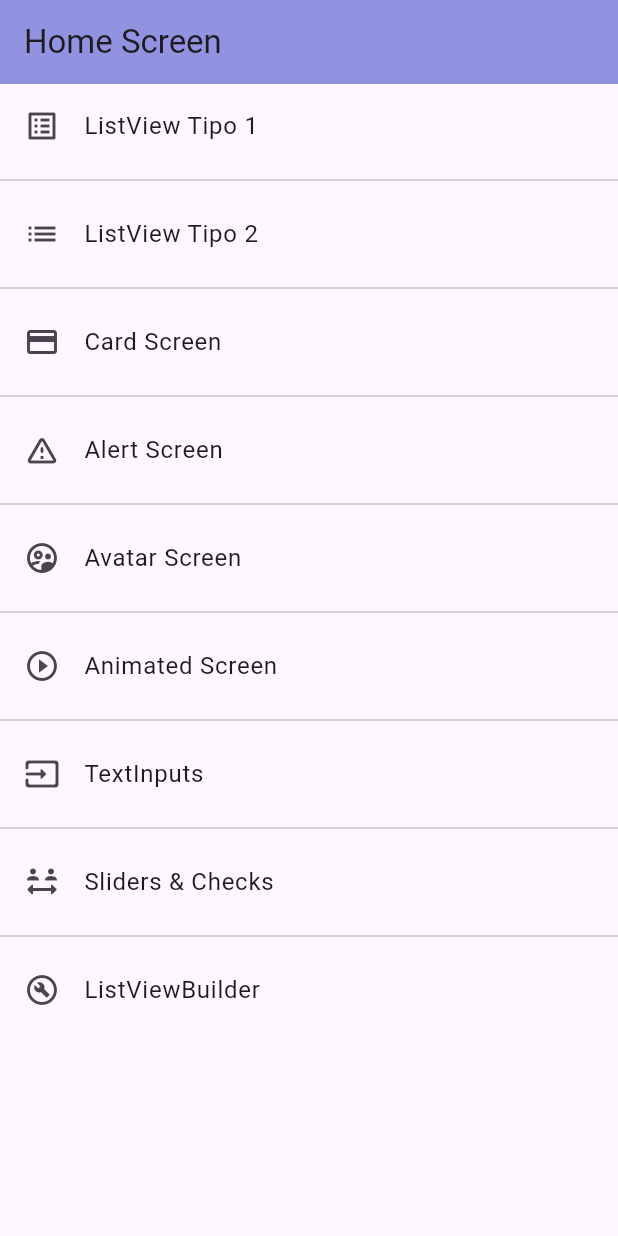
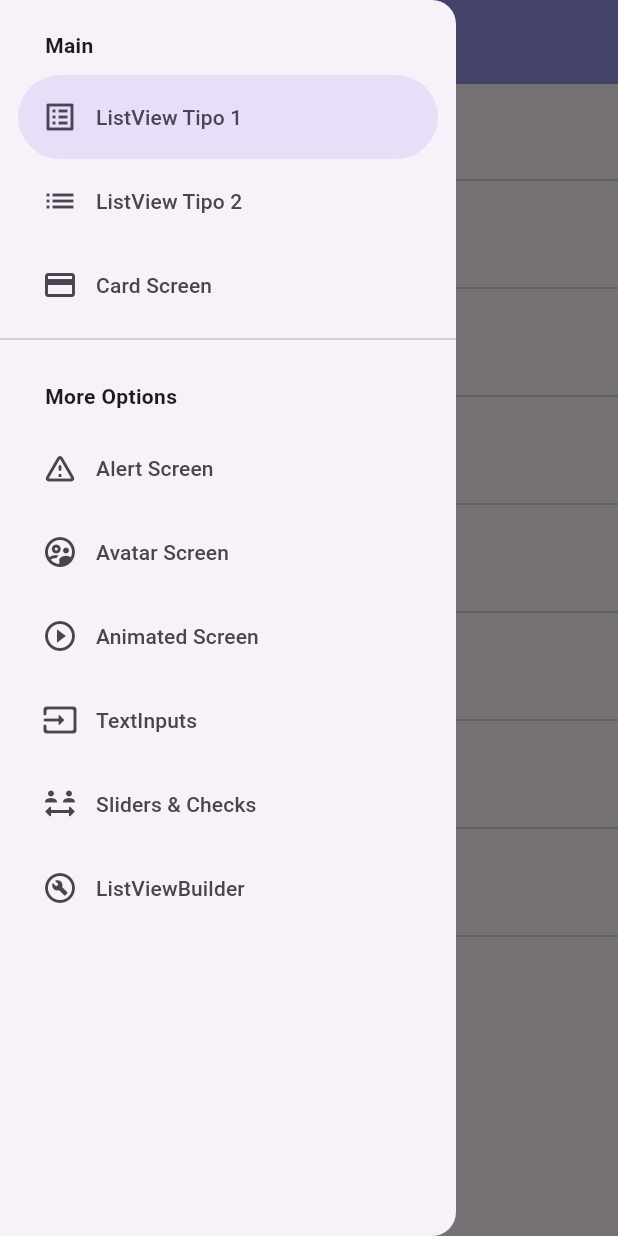
Before and after one commit to NormandoRamirezDelgado/flutter-6C, a Flutter app: the screen it shows after launch, with the side drawer open (before the commit the screen has no drawer), on a phone screen of 412 x 824 dp. Run offline on Flutter 3.47's test engine with Material 3 defaults, Android fonts, the phone set to English and light mode, and no system bars.

Commit message:
Menu Drawer

```diff
--- a/listview/lib/screens/home_screen.dart
+++ b/listview/lib/screens/home_screen.dart
@@ -1,5 +1,6 @@
 import 'package:flutter/material.dart';
 import 'package:listview/router/app_routes.dart';
+import 'package:listview/widgets/side_menu.dart';
 
 class HomeScreen extends StatelessWidget {
 
@@ -9,8 +10,11 @@ class HomeScreen extends StatelessWidget {
   Widget build(BuildContext context) {
 
     final menuOptions = AppRoutes.menuOptions;
+    final scaffoldKey = GlobalKey<ScaffoldState>();
 
     return Scaffold(
+      //Crear una referencia a Scaffold que tiene el drawer
+      key: scaffoldKey,
       appBar: AppBar(
         //backgroundColor: Colors.indigo[100],
         title: Text('Home Screen')
@@ -21,20 +25,12 @@ class HomeScreen extends StatelessWidget {
           leading: Icon(menuOptions[index].icon),
           title: Text(menuOptions[index].name),
           onTap: () {
-            //Navegación a otra pantalla
-            // final route = MaterialPageRoute(
-            //   builder: (context) => ListView1Screen()
-            // );
-
-            // Navigator.push(context, route);
-            // Navigator.pushReplacement(context, route);
-
             Navigator.pushNamed(context, menuOptions[index].route);
           },
         ),
         separatorBuilder: (context, index) => Divider(),
-
       ),
+      drawer: SideMenu(scaffoldKey: scaffoldKey),
     );
   }
 }
--- /dev/null
+++ b/listview/lib/widgets/side_menu.dart
@@ -0,0 +1,71 @@
+import 'package:flutter/material.dart';
+import 'package:listview/router/app_routes.dart';
+
+class SideMenu extends StatefulWidget {
+
+  final GlobalKey<ScaffoldState> scaffoldKey;
+
+  const SideMenu({
+    super.key,
+    required this.scaffoldKey
+  });
+
+  @override
+  State<SideMenu> createState() => _SideMenuState();
+}
+
+class _SideMenuState extends State<SideMenu> {
+
+  //Saber que opción del menú esta seleccionada.
+  int navDrawerIndex = 0;
+
+  @override
+  Widget build(BuildContext context) {
+    return NavigationDrawer(
+      selectedIndex: navDrawerIndex,
+      //Nuevo Indice que nosotros queremos
+      onDestinationSelected:(value) {
+        setState(() {
+          navDrawerIndex = value;
+        });
+        //Navegación
+        final menuItem = AppRoutes.menuOptions[value];
+        Navigator.of(context).pushNamed(menuItem.route);
+
+        //Para hacer referencia a las propiedades del StateFulWidget
+        widget.scaffoldKey.currentState?.closeDrawer();
+      },
+
+      children: [
+
+        Padding(
+          padding: const EdgeInsets.fromLTRB(30, 20, 15, 10),
+          child: Text('Main', style: TextStyle(fontWeight: FontWeight.bold),),
+        ),
+
+        ...AppRoutes.menuOptions
+        //Mostrar los 3 primeros elementos del listado
+        .sublist(0, 3)
+        .map( (item) => NavigationDrawerDestination(
+          icon: Icon(item.icon),
+          label: Text(item.name)
+        )),
+
+        Divider(),
+
+        Padding(
+          padding: const EdgeInsets.fromLTRB(30, 20, 15, 10),
+          child: Text('More Options', style: TextStyle(fontWeight: FontWeight.bold),),
+        ),
+
+        ...AppRoutes.menuOptions
+        //Mostrar los 3 primeros elementos del listado
+        .sublist(3)
+        .map( (item) => NavigationDrawerDestination(
+          icon: Icon(item.icon),
+          label: Text(item.name)
+        )),
+      ]
+    );
+  }
+}
--- a/listview/lib/widgets/widgets.dart
+++ b/listview/lib/widgets/widgets.dart
@@ -1,3 +1,4 @@
 export 'package:listview/widgets/custom_card_type_1.dart';
 export 'package:listview/widgets/custom_card_type_2.dart';
 export 'package:listview/widgets/custom_input_field.dart';
+export 'package:listview/widgets/side_menu.dart';
```
